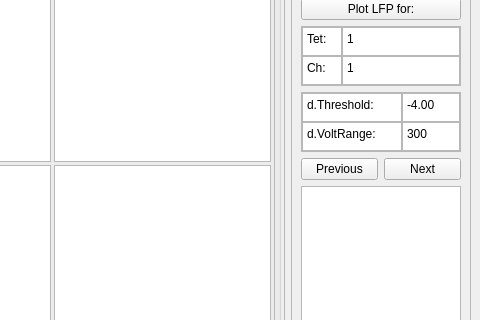
Qt form DetectWaveformsDesign.ui (Barry-lab/openEPhys_DACQ) before a commit; both pictures show x 652 to 1132 and y 101 to 421 of the 1132 by 955 pixel window.
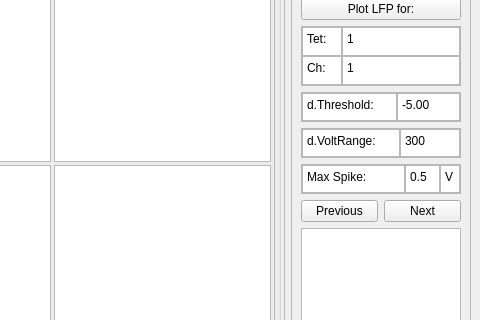
The same form after that commit. Custom widgets are drawn as their Qt base class.

Commit message: DetectWaveforms.py Max Spike Size threshold method changed (simplified).

```diff
--- a/DetectWaveformsDesign.ui
+++ b/DetectWaveformsDesign.ui
@@ -786,7 +786,7 @@
          <property name="maximumSize">
           <size>
            <width>16777215</width>
-           <height>60</height>
+           <height>30</height>
           </size>
          </property>
          <property name="frameShape">
@@ -795,18 +795,18 @@
          <property name="frameShadow">
           <enum>QFrame::Raised</enum>
          </property>
-         <layout class="QGridLayout" name="gridLayout_3">
-          <property name="margin">
-           <number>0</number>
-          </property>
+         <layout class="QHBoxLayout" name="horizontalLayout_6">
           <property name="spacing">
            <number>0</number>
           </property>
-          <item row="0" column="0">
+          <property name="margin">
+           <number>0</number>
+          </property>
+          <item>
            <widget class="QPlainTextEdit" name="plainTextEdit_5">
             <property name="minimumSize">
              <size>
-              <width>100</width>
+              <width>95</width>
               <height>0</height>
              </size>
             </property>
@@ -827,11 +827,11 @@
             </property>
            </widget>
           </item>
-          <item row="0" column="1">
+          <item>
            <widget class="QPlainTextEdit" name="pt_default_threshold">
             <property name="minimumSize">
              <size>
-              <width>35</width>
+              <width>40</width>
               <height>0</height>
              </size>
             </property>
@@ -842,15 +842,39 @@
              </size>
             </property>
             <property name="plainText">
-             <string>-4.00</string>
+             <string>-5.00</string>
             </property>
            </widget>
           </item>
-          <item row="1" column="0">
+         </layout>
+        </widget>
+       </item>
+       <item>
+        <widget class="QFrame" name="frame_4">
+         <property name="maximumSize">
+          <size>
+           <width>16777215</width>
+           <height>30</height>
+          </size>
+         </property>
+         <property name="frameShape">
+          <enum>QFrame::StyledPanel</enum>
+         </property>
+         <property name="frameShadow">
+          <enum>QFrame::Raised</enum>
+         </property>
+         <layout class="QHBoxLayout" name="horizontalLayout_5">
+          <property name="spacing">
+           <number>0</number>
+          </property>
+          <property name="margin">
+           <number>0</number>
+          </property>
+          <item>
            <widget class="QPlainTextEdit" name="plainTextEdit_6">
             <property name="minimumSize">
              <size>
-              <width>100</width>
+              <width>98</width>
               <height>0</height>
              </size>
             </property>
@@ -871,7 +895,7 @@
             </property>
            </widget>
           </item>
-          <item row="1" column="1">
+          <item>
            <widget class="QPlainTextEdit" name="pt_default_voltage_range">
             <property name="minimumSize">
              <size>
@@ -893,6 +917,75 @@
          </layout>
         </widget>
        </item>
+       <item>
+        <widget class="QFrame" name="frame_3">
+         <property name="maximumSize">
+          <size>
+           <width>16777215</width>
+           <height>30</height>
+          </size>
+         </property>
+         <property name="frameShape">
+          <enum>QFrame::StyledPanel</enum>
+         </property>
+         <property name="frameShadow">
+          <enum>QFrame::Raised</enum>
+         </property>
+         <layout class="QHBoxLayout" name="horizontalLayout_4">
+          <property name="spacing">
+           <number>0</number>
+          </property>
+          <property name="margin">
+           <number>0</number>
+          </property>
+          <item>
+           <widget class="QPlainTextEdit" name="plainTextEdit_3">
+            <property name="maximumSize">
+             <size>
+              <width>16777215</width>
+              <height>29</height>
+             </size>
+            </property>
+            <property name="readOnly">
+             <bool>true</bool>
+            </property>
+            <property name="plainText">
+             <string>Max Spike:</string>
+            </property>
+           </widget>
+          </item>
+          <item>
+           <widget class="QPlainTextEdit" name="pt_noise_threshold">
+            <property name="maximumSize">
+             <size>
+              <width>35</width>
+              <height>29</height>
+             </size>
+            </property>
+            <property name="plainText">
+             <string>0.5</string>
+            </property>
+           </widget>
+          </item>
+          <item>
+           <widget class="QPlainTextEdit" name="plainTextEdit_7">
+            <property name="maximumSize">
+             <size>
+              <width>20</width>
+              <height>29</height>
+             </size>
+            </property>
+            <property name="readOnly">
+             <bool>true</bool>
+            </property>
+            <property name="plainText">
+             <string>V</string>
+            </property>
+           </widget>
+          </item>
+         </layout>
+        </widget>
+       </item>
        <item>
         <layout class="QHBoxLayout" name="horizontalLayout_3" stretch="1,1">
          <item>
```
The commit also changes 2 other files.
